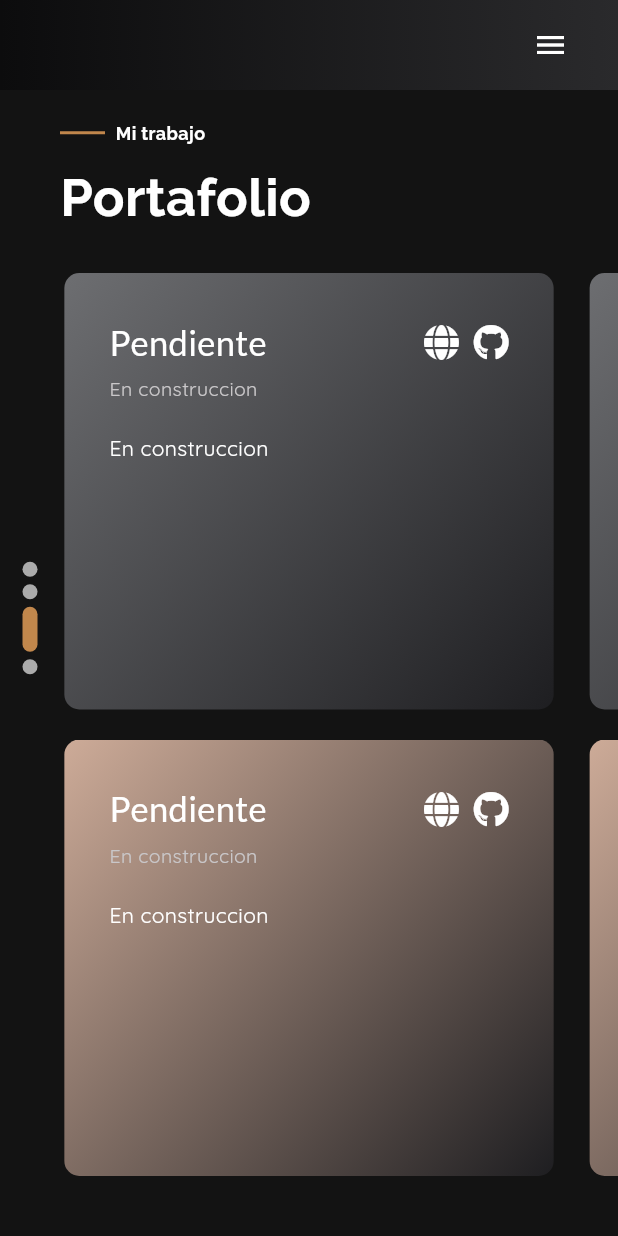
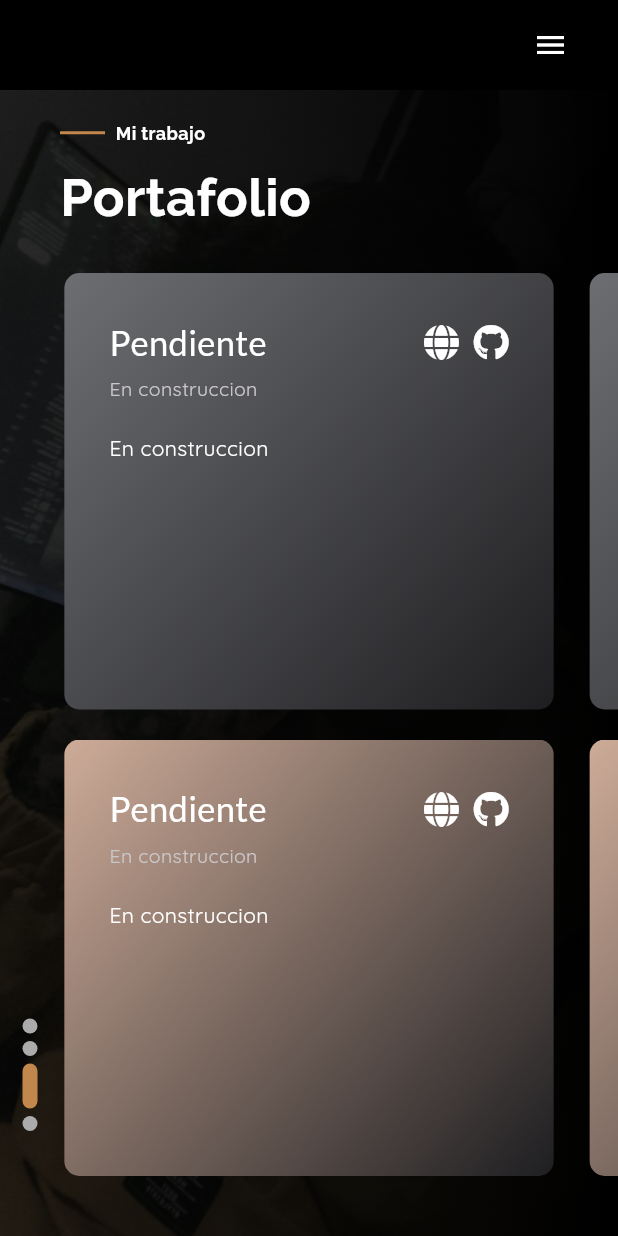
Before and after one commit to SangheliosBlack/Portafolio, a Flutter app: the screen it shows after launch, after a tap on "Portafolio", on a phone screen of 412 x 824 dp. Run offline on Flutter 3.47's test engine with Material 3 defaults, Android fonts, the phone set to English and light mode, and no system bars; drawn by our look-alikes of smooth_page_indicator; our stand-ins replace flutter_rating_bar, font_awesome_flutter, google_fonts, pretty_qr_code; missing offline and left inert: fancy_drawer.

Commit message:
update app

```diff
--- a/lib/screens/home.dart
+++ b/lib/screens/home.dart
@@ -1,5 +1,3 @@
-import 'dart:ui';
-
 import 'package:fancy_drawer/fancy_drawer.dart';
 import 'package:flutter/material.dart';
 import 'package:google_fonts/google_fonts.dart';
@@ -51,6 +49,23 @@ class _HomePageState extends State<HomePage> with TickerProviderStateMixin {
         backgroundColor: Color(0xff131313),
         body: Stack(
           children: [
+            Positioned.fill(
+              child: Container(
+                height: 1000,
+                width: 1000,
+                child: Image(
+                  image: AssetImage("assets/images/io.jpeg"),
+                  fit: BoxFit.cover,
+                ),
+              ),
+            ),
+            Positioned.fill(
+              child: Container(
+                decoration: BoxDecoration(
+                    gradient: LinearGradient(
+                        colors: [Colors.black.withOpacity(.75), Colors.black])),
+              ),
+            ),
             PageView(
               onPageChanged: !scrollService.isScroll
                   ? (value) {
@@ -68,10 +83,14 @@ class _HomePageState extends State<HomePage> with TickerProviderStateMixin {
               ],
             ),
             Column(
-              mainAxisAlignment: MainAxisAlignment.center,
+              mainAxisAlignment: size.width >= 600
+                  ? MainAxisAlignment.center
+                  : MainAxisAlignment.end,
               children: [
                 Container(
-                  margin: EdgeInsets.only(left: size.width >= 600 ? 45 : 15),
+                  margin: EdgeInsets.only(
+                      left: size.width >= 600 ? 45 : 15,
+                      bottom: size.width >= 600 ? 0 : 70),
                   child: SmoothPageIndicator(
                     count: 4,
                     axisDirection: Axis.vertical,
@@ -122,8 +141,10 @@ class _HomePageState extends State<HomePage> with TickerProviderStateMixin {
   Widget tituloCustom(String titulo, int toPage) {
     final animService = Provider.of<ScrollAnimService>(context);
     return AnimatedContainer(
+        margin: EdgeInsets.only(left: 10),
         decoration: BoxDecoration(
-          borderRadius: BorderRadius.circular(5),
+          borderRadius: BorderRadius.circular(
+              animService.paginaActual == toPage ? 10 : 5),
           color: Color(
               animService.paginaActual == toPage ? 0xffC1874C : 0xff232324),
         ),
@@ -151,8 +172,8 @@ class _HomePageState extends State<HomePage> with TickerProviderStateMixin {
       padding: EdgeInsets.only(right: 40),
       decoration: BoxDecoration(
           gradient: LinearGradient(colors: [
-        Color(0xff0C0C0D),
-        Color(0xff2A2A2C),
+        Colors.black,
+        Colors.black,
       ])),
       child: Row(
         mainAxisAlignment: MainAxisAlignment.end,
@@ -174,8 +195,8 @@ class _HomePageState extends State<HomePage> with TickerProviderStateMixin {
       height: 60,
       decoration: BoxDecoration(
           gradient: LinearGradient(colors: [
-        Color(0xff0C0C0D),
-        Color(0xff2A2A2C),
+        Colors.black,
+        Colors.black,
       ])),
       child: GestureDetector(
           onTap: animatedIcon,
--- a/lib/screens/pages/about_me_page.dart
+++ b/lib/screens/pages/about_me_page.dart
@@ -1,22 +1,32 @@
-import 'dart:ui';
-
 import 'package:flutter/material.dart';
 import 'package:flutter_rating_bar/flutter_rating_bar.dart';
 import 'package:font_awesome_flutter/font_awesome_flutter.dart';
 import 'package:google_fonts/google_fonts.dart';
-import 'package:smooth_page_indicator/smooth_page_indicator.dart';
 
 List<dynamic> lista = [
-  {'titulo': 'Flutter', 'initial': 4},
+  {'titulo': 'Flutter', 'initial': 5},
   {'titulo': 'Dart', 'initial': 4},
   {'titulo': 'NodeJS', 'initial': 3},
   {'titulo': 'MongoDB', 'initial': 4},
-  {'titulo': 'Git', 'initial': 3},
+  {'titulo': 'Git', 'initial': 4},
   {'titulo': 'Socket.IO', 'initial': 3},
   {'titulo': 'HTML', 'initial': 4},
-  {'titulo': 'Sass', 'initial': 5},
   {'titulo': 'JavaScript', 'initial': 4},
-  {'titulo': 'AWS', 'initial': 4},
+  {'titulo': 'SQL', 'initial': 3},
+  {'titulo': 'React', 'initial': 3},
+  {'titulo': 'AWS', 'initial': 2},
+  {'titulo': 'Python', 'initial': 3},
+  {'titulo': 'Firebase', 'initial': 3},
+  {'titulo': 'Express', 'initial': 4},
+  {'titulo': 'Ruby', 'initial': 2},
+  {'titulo': 'Kotlin', 'initial': 3},
+  {'titulo': 'Next.js', 'initial': 3},
+  {'titulo': 'Swift', 'initial': 3},
+  {'titulo': 'Android Studio', 'initial': 3},
+  {'titulo': 'Xcode', 'initial': 3},
+  {'titulo': 'Postman', 'initial': 4},
+  {'titulo': 'JWT', 'initial': 4},
+  {'titulo': 'SSO', 'initial': 3},
 ];
 
 List<Widget> listaW = [];
@@ -24,14 +34,12 @@ List<Widget> listaW = [];
 class AboutMePage extends StatelessWidget {
   @override
   Widget build(BuildContext context) {
-    final pageController = PageController();
     final size = MediaQuery.of(context).size;
     return Container(
       margin: EdgeInsets.only(top: 55),
       child: Container(
         padding: EdgeInsets.symmetric(
             horizontal: size.width >= 600 ? 100 : 40, vertical: 30),
-        color: Color(0xff131313),
         child: Row(
           children: [
             Expanded(
@@ -51,7 +59,7 @@ class AboutMePage extends StatelessWidget {
                         SizedBox(
                           width: 7,
                         ),
-                        Text('ABOUT ME',
+                        Text('ACERCA DE MI',
                             style: GoogleFonts.raleway(
                                 fontWeight: FontWeight.bold,
                                 color: Colors.white,
@@ -61,7 +69,7 @@ class AboutMePage extends StatelessWidget {
                     SizedBox(
                       height: 10,
                     ),
-                    Text('Who Am I',
+                    Text('Mis Habilidades',
                         style: GoogleFonts.raleway(
                             fontWeight: FontWeight.bold,
                             color: Colors.white,
@@ -77,7 +85,7 @@ class AboutMePage extends StatelessWidget {
                               margin: EdgeInsets.only(top: 20),
                               decoration: BoxDecoration(
                                   color: Color(0xff2A2A2A),
-                                  borderRadius: BorderRadius.circular(5)),
+                                  borderRadius: BorderRadius.circular(10)),
                               child: Wrap(
                                 spacing: 20,
                                 runSpacing: 20,
@@ -107,7 +115,7 @@ class AboutMePage extends StatelessWidget {
           style: ElevatedButton.styleFrom(
               shape: new RoundedRectangleBorder(
                   borderRadius: BorderRadius.circular(20)),
-              primary: Color(0xffC1874C)),
+              backgroundColor: Color(0xffC1874C)),
           onPressed: () {},
           child: Container(
             margin: EdgeInsets.symmetric(vertical: 10, horizontal: 20),
--- a/lib/screens/pages/contact_page.dart
+++ b/lib/screens/pages/contact_page.dart
@@ -1,6 +1,7 @@
 import 'package:flutter/material.dart';
 import 'package:font_awesome_flutter/font_awesome_flutter.dart';
 import 'package:google_fonts/google_fonts.dart';
+import 'package:url_launcher/url_launcher.dart';
 
 class ContactPage extends StatelessWidget {
   @override
@@ -8,7 +9,6 @@ class ContactPage extends StatelessWidget {
     final size = MediaQuery.of(context).size;
     return Container(
       margin: EdgeInsets.only(top: size.width >= 600 ? 0 : 70),
-      color: Color(0xff131313),
       child: Column(
         children: [
           Expanded(
@@ -25,28 +25,21 @@ class ContactPage extends StatelessWidget {
                           fontSize: 35)),
                 ),
                 Container(
-                  margin: EdgeInsets.only(top: size.width >= 600 ? 80 : 10),
-                  child: Text('Encuentrame en',
-                      style: GoogleFonts.quicksand(
-                          color: Colors.white,
-                          fontWeight: FontWeight.normal,
-                          fontSize: 20)),
-                ),
-                Container(
                   margin: EdgeInsets.only(top: size.width >= 600 ? 30 : 10),
                   child: Row(
                     mainAxisAlignment: MainAxisAlignment.center,
                     children: [
-                      FaIcon(
-                        FontAwesomeIcons.whatsapp,
-                        color: Colors.white,
-                        size: 30,
-                      ),
-                      SizedBox(width: 20),
-                      FaIcon(
-                        FontAwesomeIcons.instagram,
-                        color: Colors.white,
-                        size: 30,
+                      GestureDetector(
+                        onTap: () {
+                          launchUrl(Uri.parse(
+                              "https://api.whatsapp.com/send/?phone=4741030509&text=Hola+Julio+te%20hablo+desde+tu+potafolio+web!&type=phone_number&app_absent=0"));
+                        },
+                        behavior: HitTestBehavior.translucent,
+                        child: FaIcon(
+                          FontAwesomeIcons.whatsapp,
+                          color: Colors.white,
+                          size: 30,
+                        ),
                       ),
                     ],
                   ),
@@ -56,7 +49,7 @@ class ContactPage extends StatelessWidget {
           ),
           Container(
             padding: EdgeInsets.symmetric(vertical: 20),
-            color: Color(0xff1C1C1C),
+            color: Colors.black,
             child: Center(
               child: Text(
                 '© Copyright JVM 2023. All rights reserved',
--- a/lib/screens/pages/hello_page.dart
+++ b/lib/screens/pages/hello_page.dart
@@ -2,7 +2,9 @@ import 'package:flutter/material.dart';
 import 'package:font_awesome_flutter/font_awesome_flutter.dart';
 import 'package:google_fonts/google_fonts.dart';
 import 'package:portafolio/service/scroll_service.dart';
+import 'package:pretty_qr_code/pretty_qr_code.dart';
 import 'package:provider/provider.dart';
+import 'package:url_launcher/url_launcher.dart';
 
 class HelloPage extends StatelessWidget {
   const HelloPage({Key? key}) : super(key: key);
@@ -13,24 +15,11 @@ class HelloPage extends StatelessWidget {
 
     final scrollService = Provider.of<ScrollAnimService>(context);
 
-    return Column(
-      children: [
-        Expanded(
-          child: Container(
-            padding: EdgeInsets.only(left: size.width >= 600 ? 100 : 50),
+    return Container(
+      padding: EdgeInsets.only(left: size.width >= 600 ? 100 : 30),
       width: double.infinity,
       child: Stack(
         children: [
-                Container(
-                  margin: EdgeInsets.only(right: 30, bottom: 30),
-                  width: double.infinity,
-                  child: Column(
-                      mainAxisAlignment: size.width >= 600
-                          ? MainAxisAlignment.center
-                          : MainAxisAlignment.end,
-                      crossAxisAlignment: CrossAxisAlignment.end,
-                      children: [iconosRedes()]),
-                ),
           Container(
             width: double.infinity,
             child: Column(
@@ -44,6 +33,21 @@ class HelloPage extends StatelessWidget {
                         fontSize: 15)),
                 SizedBox(
                   height: 10,
+                ),
+                Row(
+                  children: [
+                    Icon(
+                      FontAwesomeIcons.hatCowboySide,
+                      color: Colors.white,
+                    ),
+                    SizedBox(
+                      width: 20,
+                    ),
+                    Text(
+                      "Monterrey, NL, MX",
+                      style: GoogleFonts.quicksand(color: Colors.grey),
+                    )
+                  ],
                 ),
                 FittedBox(
                   child: Container(
@@ -64,7 +68,15 @@ class HelloPage extends StatelessWidget {
                       height: 2,
                     ),
                     SizedBox(width: 10),
-                          Text('Desarrollador Frelance',
+                    size.width > 600
+                        ? Text(
+                            'Web Designer & Mobile Aplication Developer Full Stack',
+                            style: GoogleFonts.quicksand(
+                                color: Colors.white,
+                                fontWeight: FontWeight.normal,
+                                fontSize: 15))
+                        : Text(
+                            'Web Designer & Mobile Aplication \n Developer Full Stack',
                             style: GoogleFonts.quicksand(
                                 color: Colors.white,
                                 fontWeight: FontWeight.normal,
@@ -78,9 +90,8 @@ class HelloPage extends StatelessWidget {
                       ElevatedButton(
                           style: ElevatedButton.styleFrom(
                               shape: new RoundedRectangleBorder(
-                                        borderRadius:
-                                            BorderRadius.circular(20)),
-                                    primary: Colors.white),
+                                  borderRadius: BorderRadius.circular(20)),
+                              backgroundColor: Colors.white),
                           onPressed: () {
                             scrollService.paginaActual = 2;
                           },
@@ -94,15 +105,20 @@ class HelloPage extends StatelessWidget {
                       SizedBox(width: 20),
                       ElevatedButton(
                           style: ElevatedButton.styleFrom(
-                                    onSurface: Colors.red,
-                                    primary: Color(0xff121212)),
+                            shape: RoundedRectangleBorder(
+                                borderRadius: BorderRadius.circular(20.0)),
+                            backgroundColor: Color(0xff121212),
+                          ),
                           onPressed: () {
                             scrollService.paginaActual = 3;
                           },
+                          child: Container(
+                            margin: EdgeInsets.all(10),
                             child: Text('Contacto',
                                 style: GoogleFonts.raleway(
                                     color: Colors.white,
-                                        fontWeight: FontWeight.w600))),
+                                    fontWeight: FontWeight.w600)),
+                          )),
                     ],
                   ),
                 )
@@ -110,8 +126,19 @@ class HelloPage extends StatelessWidget {
             ),
           ),
           Positioned(
+            top: 90,
             left: 0,
-                  bottom: 20,
+            child: PrettyQr(
+              roundEdges: true,
+              data: 'https://github.com/SangheliosBlack',
+              errorCorrectLevel: QrErrorCorrectLevel.H,
+              elementColor: Colors.white,
+              size: 100,
+            ),
+          ),
+          Positioned(
+            left: 0,
+            bottom: size.width >= 600 ? 20 : 0,
             child: Row(
               children: [
                 Text(
@@ -130,34 +157,76 @@ class HelloPage extends StatelessWidget {
               ],
             ),
           ),
+          Container(
+            margin: EdgeInsets.only(
+                right: size.width >= 600 ? 30 : 0,
+                bottom: size.width >= 600 ? 30 : 0),
+            width: double.infinity,
+            child: Column(
+                mainAxisAlignment: size.width >= 600
+                    ? MainAxisAlignment.center
+                    : MainAxisAlignment.end,
+                crossAxisAlignment: CrossAxisAlignment.end,
+                children: iconosRedes()),
+          ),
         ],
       ),
-          ),
-        ),
-      ],
     );
   }
 
-  Widget iconosRedes() {
-    return Column(
-      children: [
-        iconCustom(FontAwesomeIcons.youtube),
-        iconCustom(FontAwesomeIcons.tiktok),
-        iconCustom(FontAwesomeIcons.instagram),
-        iconCustom(FontAwesomeIcons.github)
-      ],
-    );
+  List<Widget> iconosRedes() {
+    return [
+      iconCustom(
+        titulo: "4741030509",
+        iconData: FontAwesomeIcons.whatsapp,
+        link:
+            'https://api.whatsapp.com/send/?phone=4741030509&text=Hola+Julio+te%20hablo+desde+tu+potafolio+web!&type=phone_number&app_absent=0',
+      ),
+      iconCustom(
+          titulo: "juliosdfghjk",
+          iconData: FontAwesomeIcons.instagram,
+          link: 'https://www.instagram.com/juliosdfghjk/'),
+      iconCustom(
+          titulo: "SangheliosBlack",
+          iconData: FontAwesomeIcons.github,
+          link: 'https://github.com/SangheliosBlack'),
+      iconCustom(
+          titulo: "Julio Villagrana",
+          iconData: FontAwesomeIcons.linkedinIn,
+          link: 'https://www.linkedin.com/in/julio-villagrana-792014217/')
+    ];
   }
 
-  Widget iconCustom(IconData iconData) {
+  Widget iconCustom(
+      {required IconData iconData,
+      required String titulo,
+      required String link}) {
     return Container(
-        margin: EdgeInsets.symmetric(vertical: 10),
+      width: 70,
+      height: 70,
+      child: ElevatedButton(
+          style: ElevatedButton.styleFrom(
+            padding: EdgeInsets.all(0),
+            shape: RoundedRectangleBorder(
+                borderRadius: BorderRadius.circular(2000.0)),
+            backgroundColor: Colors.transparent,
+          ),
+          onPressed: () {
+            launchUrl(Uri.parse(link));
+          },
+          child: Container(
+            margin: EdgeInsets.all(10),
             child: IconButton(
               hoverColor: Color(0xffC1874C),
               color: Colors.white,
-          splashRadius: 30,
+              tooltip: titulo,
+              splashRadius: 20,
               icon: Icon(iconData),
-          onPressed: () {},
-        ));
+              onPressed: () {
+                launchUrl(Uri.parse(link));
+              },
+            ),
+          )),
+    );
   }
 }
--- a/lib/screens/pages/portflio_page.dart
+++ b/lib/screens/pages/portflio_page.dart
@@ -14,7 +14,6 @@ class PortfolioPage extends StatelessWidget {
       padding: EdgeInsets.symmetric(
         vertical: 40,
       ),
-      color: Color(0xff131313),
       child: Column(
         crossAxisAlignment: CrossAxisAlignment.start,
         children: [
```
Also changed, not shown: pubspec.yaml (+9 -8 lines), assets/images/io.jpeg (added), pubspec.lock, 4 other files. Lines whose indentation alone changed are shown as unchanged.
